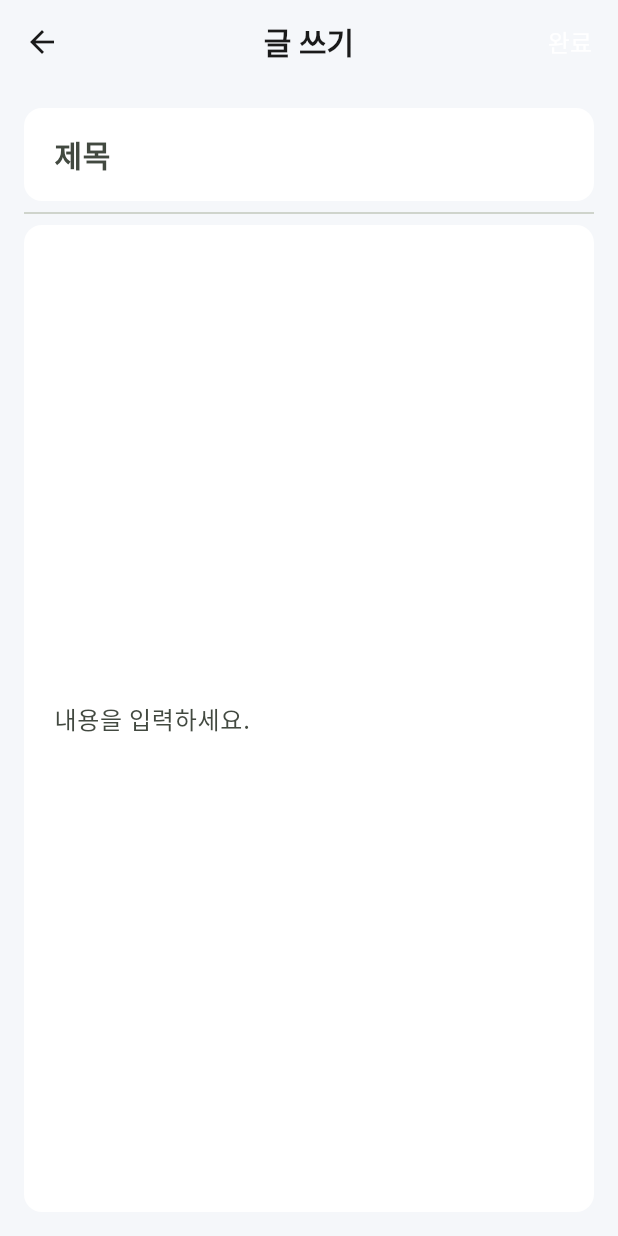
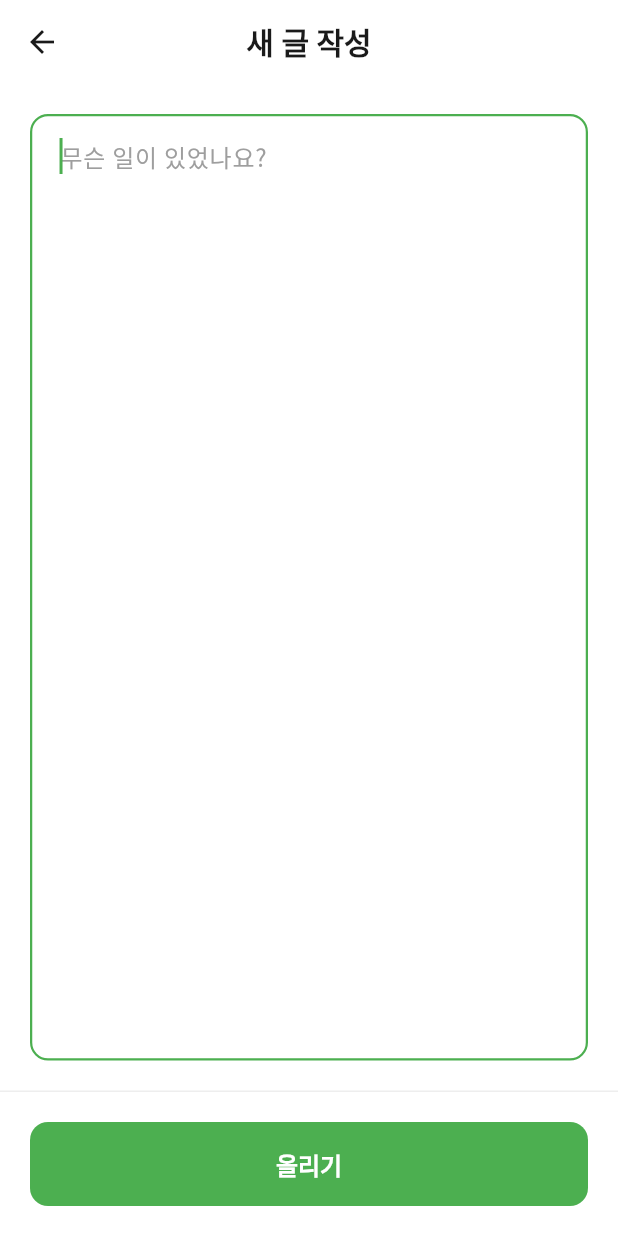
Before and after one commit to kwanghan-bae/clover_wallat_app, a Flutter app: the CreatePostScreen screen opened directly, on a phone screen of 412 x 824 dp. Run offline on Flutter 3.47's test engine with Material 3 defaults, Android fonts, the phone set to English and light mode, and no system bars; our stand-ins replace google_fonts, google_maps_flutter, shared_preferences, supabase_flutter; missing offline and left inert: mobile_scanner; accounts and stored records are empty; network calls fail.

Commit message:
feat: 커뮤니티 글쓰기 UX 개선
- 제목 필드 제거 (가벼운 SNS 느낌)
- 하단에 큰 '올리기' 버튼 추가
- 인스턴트 메시지 스타일 UI
- 자동 포커스 및 로딩 상태 표시

```diff
--- a/lib/screens/create_post_screen.dart
+++ b/lib/screens/create_post_screen.dart
@@ -1,6 +1,7 @@
 import 'package:flutter/material.dart';
 import 'package:provider/provider.dart';
 import 'package:clover_wallet_app/viewmodels/community_viewmodel.dart';
+import 'package:clover_wallet_app/utils/theme.dart';
 
 class CreatePostScreen extends StatefulWidget {
   const CreatePostScreen({super.key});
@@ -10,74 +11,101 @@ class CreatePostScreen extends StatefulWidget {
 }
 
 class _CreatePostScreenState extends State<CreatePostScreen> {
-  final _titleController = TextEditingController();
   final _contentController = TextEditingController();
+  bool _isPosting = false;
 
   @override
   void dispose() {
-    _titleController.dispose();
     _contentController.dispose();
     super.dispose();
   }
 
-  void _submitPost() {
-    final title = _titleController.text.trim();
+  void _submitPost() async {
     final content = _contentController.text.trim();
 
-    if (title.isEmpty || content.isEmpty) {
+    if (content.isEmpty) {
       ScaffoldMessenger.of(context).showSnackBar(
-        const SnackBar(content: Text('제목과 내용을 모두 입력해주세요.')),
+        const SnackBar(content: Text('내용을 입력해주세요')),
       );
       return;
     }
 
-    context.read<CommunityViewModel>().addPost(title, content);
+    setState(() => _isPosting = true);
+
+    // 제목 없이 내용만 전송
+    context.read<CommunityViewModel>().addPost('', content);
+
+    setState(() => _isPosting = false);
     Navigator.pop(context);
   }
 
   @override
   Widget build(BuildContext context) {
     return Scaffold(
+      backgroundColor: Colors.white,
       appBar: AppBar(
-        title: const Text('글 쓰기'),
-        actions: [
-          TextButton(
-            onPressed: _submitPost,
-            child: const Text(
-              '완료',
-              style: TextStyle(color: Colors.white, fontSize: 16),
+        title: const Text('새 글 작성'),
+        backgroundColor: Colors.white,
+        elevation: 0,
+      ),
+      body: Column(
+        children: [
+          // 입력 영역
+          Expanded(
+            child: Padding(
+              padding: const EdgeInsets.all(20),
+              child: TextField(
+                controller: _contentController,
+                decoration: const InputDecoration(
+                  hintText: '무슨 일이 있었나요?',
+                  hintStyle: TextStyle(color: Colors.grey, fontSize: 16),
+                  border: InputBorder.none,
+                ),
+                style: const TextStyle(fontSize: 16, height: 1.5),
+                maxLines: null,
+                expands: true,
+                textAlignVertical: TextAlignVertical.top,
+                autofocus: true,
+              ),
+            ),
+          ),
+
+          // 하단 올리기 버튼
+          Container(
+            width: double.infinity,
+            padding: const EdgeInsets.all(20),
+            decoration: BoxDecoration(
+              color: Colors.white,
+              border: Border(top: BorderSide(color: Colors.grey[200]!)),
+            ),
+            child: ElevatedButton(
+              onPressed: _isPosting ? null : _submitPost,
+              style: ElevatedButton.styleFrom(
+                backgroundColor: CloverTheme.primaryColor,
+                foregroundColor: Colors.white,
+                padding: const EdgeInsets.symmetric(vertical: 16),
+                shape: RoundedRectangleBorder(
+                  borderRadius: BorderRadius.circular(12),
+                ),
+                elevation: 0,
+              ),
+              child: _isPosting
+                  ? const SizedBox(
+                      height: 20,
+                      width: 20,
+                      child: CircularProgressIndicator(
+                        strokeWidth: 2,
+                        valueColor: AlwaysStoppedAnimation<Color>(Colors.white),
+                      ),
+                    )
+                  : const Text(
+                      '올리기',
+                      style: TextStyle(fontSize: 16, fontWeight: FontWeight.w600),
+                    ),
             ),
           ),
         ],
       ),
-      body: Padding(
-        padding: const EdgeInsets.all(16.0),
-        child: Column(
-          children: [
-            TextField(
-              controller: _titleController,
-              decoration: const InputDecoration(
-                hintText: '제목',
-                border: InputBorder.none,
-                hintStyle: TextStyle(fontSize: 20, fontWeight: FontWeight.bold),
-              ),
-              style: const TextStyle(fontSize: 20, fontWeight: FontWeight.bold),
-            ),
-            const Divider(),
-            Expanded(
-              child: TextField(
-                controller: _contentController,
-                decoration: const InputDecoration(
-                  hintText: '내용을 입력하세요.',
-                  border: InputBorder.none,
-                ),
-                maxLines: null,
-                expands: true,
-              ),
-            ),
-          ],
-        ),
-      ),
     );
   }
 }
```
